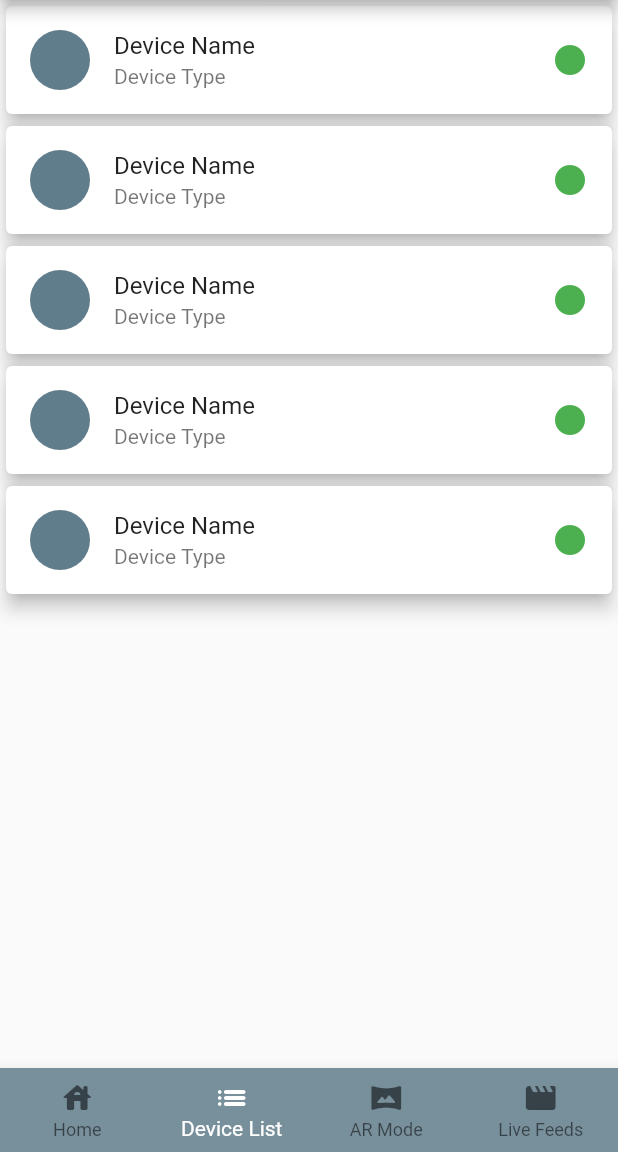
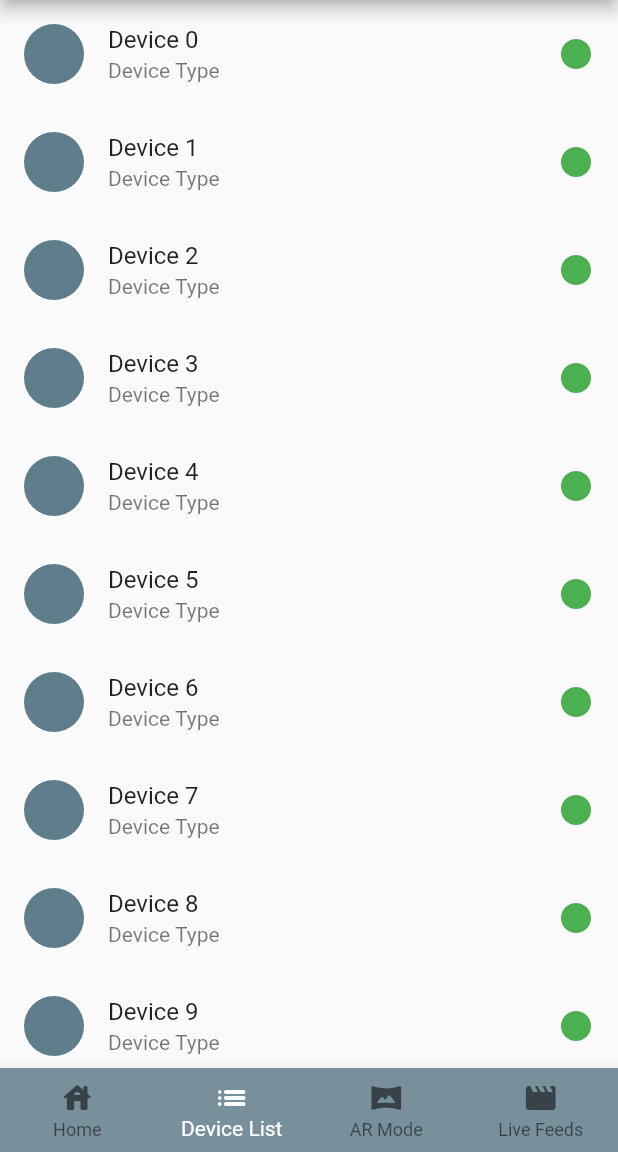
Before and after one commit to CE-GPP/SensorSight, a Flutter app: the screen it shows after launch, item 2 of the bottom bar chosen, on a phone screen of 412 x 824 dp, the part 84-1236 px from its top. Run offline on Flutter 3.47's test engine with Material 2 defaults, Android fonts, the phone set to English and light mode, and no system bars; our stand-ins replace google_maps_flutter.

Commit message:
Refactored device list

```diff
--- a/Code/sensor_sight_app/lib/main.dart
+++ b/Code/sensor_sight_app/lib/main.dart
@@ -42,7 +42,7 @@ class _MyStatefulWidget extends State<MyStatefulWidget> {
     // Index 0: Home
     MapView(),
     // Index 1: Device List
-    DeviceCard(),
+    DeviceListBuilder(),
     // Index 2: AR Mode
     Text(
       'Index 2: AR Mode',
--- a/Code/sensor_sight_app/lib/screens/device_list.dart
+++ b/Code/sensor_sight_app/lib/screens/device_list.dart
@@ -36,179 +36,26 @@ import 'package:flutter/material.dart';
 //   }
 // }
 
-class DeviceCard extends StatelessWidget {
-  const DeviceCard({super.key});
+class DeviceListBuilder extends StatelessWidget {
+  const DeviceListBuilder({Key? key}) : super(key: key);
 
   @override
   Widget build(BuildContext context) {
-    return Column(
-      children: [
-        Card(
-          elevation: 5,
-          //color: Theme.of(context).colorScheme.surfaceVariant,
-          clipBehavior: Clip.hardEdge,
-          child: InkWell(
-            splashColor: Colors.blueGrey.withAlpha(30),
-            onTap: () {
-              // Navigator.push(
-
-              // )
-              debugPrint('Card tapped.');
-            },
-            child: Column(
-              mainAxisSize: MainAxisSize.min,
-              children: const [
-                ListTile(
-                  leading: CircleAvatar(
-                    backgroundColor: Colors.blueGrey,
-                  ),
-                  title: Text('Device Name'),
-                  subtitle: Text('Device Type'),
-                  trailing: Icon(Icons.circle_rounded),
-                  iconColor: Colors.green,
+    return Scaffold(
+      //appBar:
+      //AppBar(title: const Text("Device List"), backgroundColor: Colors.blueGrey[200]),
+      body: ListView.builder(
+          itemCount: 10,
+          itemBuilder: (BuildContext context, int index) {
+            return ListTile(
+                leading: const CircleAvatar(
+                  backgroundColor: Colors.blueGrey,
                 ),
-              ],
-            ),
-          ),
-        ),
-        Card(
-          elevation: 5,
-          //color: Theme.of(context).colorScheme.surfaceVariant,
-          clipBehavior: Clip.hardEdge,
-          child: InkWell(
-            splashColor: Colors.blueGrey.withAlpha(30),
-            onTap: () {
-              // Navigator.push(
-
-              // )
-              debugPrint('Card tapped.');
-            },
-            child: Column(
-              mainAxisSize: MainAxisSize.min,
-              children: const [
-                ListTile(
-                  leading: CircleAvatar(
-                    backgroundColor: Colors.blueGrey,
-                  ),
-                  title: Text('Device Name'),
-                  subtitle: Text('Device Type'),
-                  trailing: Icon(Icons.circle_rounded),
-                  iconColor: Colors.green,
-                ),
-              ],
-            ),
-          ),
-        ),
-        Card(
-          elevation: 5,
-          //color: Theme.of(context).colorScheme.surfaceVariant,
-          clipBehavior: Clip.hardEdge,
-          child: InkWell(
-            splashColor: Colors.blueGrey.withAlpha(30),
-            onTap: () {
-              // Navigator.push(
-
-              // )
-              debugPrint('Card tapped.');
-            },
-            child: Column(
-              mainAxisSize: MainAxisSize.min,
-              children: const [
-                ListTile(
-                  leading: CircleAvatar(
-                    backgroundColor: Colors.blueGrey,
-                  ),
-                  title: Text('Device Name'),
-                  subtitle: Text('Device Type'),
-                  trailing: Icon(Icons.circle_rounded),
-                  iconColor: Colors.green,
-                ),
-              ],
-            ),
-          ),
-        ),
-        Card(
-          elevation: 5,
-          //color: Theme.of(context).colorScheme.surfaceVariant,
-          clipBehavior: Clip.hardEdge,
-          child: InkWell(
-            splashColor: Colors.blueGrey.withAlpha(30),
-            onTap: () {
-              // Navigator.push(
-
-              // )
-              debugPrint('Card tapped.');
-            },
-            child: Column(
-              mainAxisSize: MainAxisSize.min,
-              children: const [
-                ListTile(
-                  leading: CircleAvatar(
-                    backgroundColor: Colors.blueGrey,
-                  ),
-                  title: Text('Device Name'),
-                  subtitle: Text('Device Type'),
-                  trailing: Icon(Icons.circle_rounded),
-                  iconColor: Colors.green,
-                ),
-              ],
-            ),
-          ),
-        ),
-        Card(
-          elevation: 5,
-          //color: Theme.of(context).colorScheme.surfaceVariant,
-          clipBehavior: Clip.hardEdge,
-          child: InkWell(
-            splashColor: Colors.blueGrey.withAlpha(30),
-            onTap: () {
-              // Navigator.push(
-
-              // )
-              debugPrint('Card tapped.');
-            },
-            child: Column(
-              mainAxisSize: MainAxisSize.min,
-              children: const [
-                ListTile(
-                  leading: CircleAvatar(
-                    backgroundColor: Colors.blueGrey,
-                  ),
-                  title: Text('Device Name'),
-                  subtitle: Text('Device Type'),
-                  trailing: Icon(Icons.circle_rounded),
-                  iconColor: Colors.green,
-                ),
-              ],
-            ),
-          ),
-        ),
-      ],
+                subtitle: const Text('Device Type'),
+                trailing: const Icon(Icons.circle_rounded),
+                iconColor: Colors.green,
+                title: Text("Device $index"));
+          }),
     );
   }
 }
-
-// class DeviceCard extends StatelessWidget {
-//   const DeviceCard({super.key});
-
-//   @override
-//   Widget build(BuildContext context) {
-//     return Scaffold(
-//       appBar: AppBar(
-//         title: const Text('Device List'),
-//         backgroundColor: Colors.blueGrey[700],
-//       ),
-//       body: ListView.builder(
-//           itemCount: 5, //devices.length,
-//           itemBuilder: (BuildContext context, int index) {
-//             return const ListTile(
-//               leading: CircleAvatar(
-//                 backgroundImage: NetworkImage('https://picsum.photos/123/350'),
-//               ),
-//               trailing: Icon(Icons.circle_notifications_rounded),
-//               title: Text('Device #'), //$index
-//             );
-//           }),
-//     );
-//   }
-// }
```
